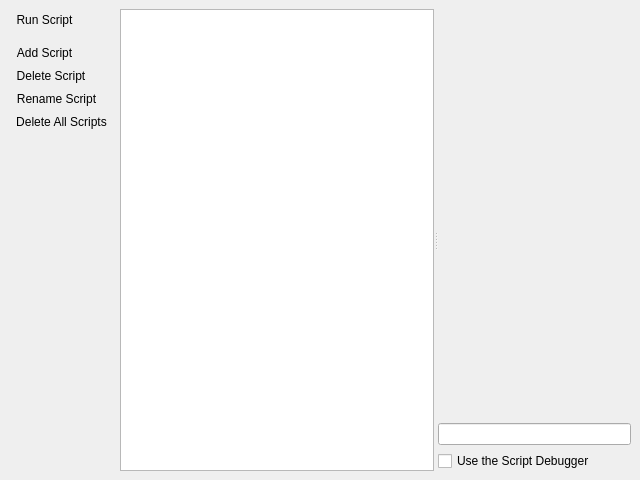
Qt form ScriptModule/scriptsmanager.ui (gil9red/NotesManager) before a commit.
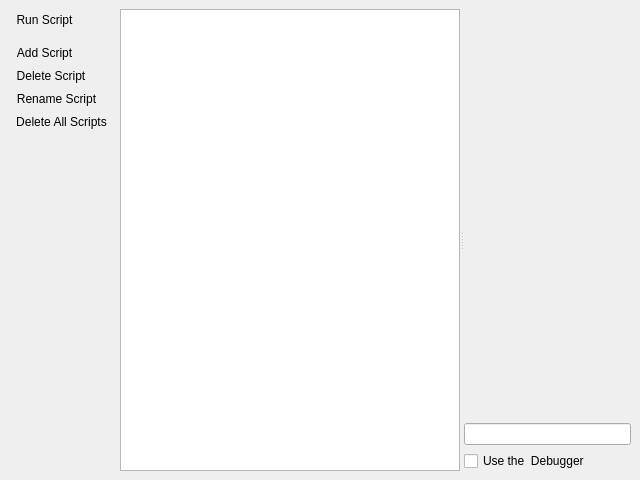
The same form after that commit. Icons and pictures are not drawn. Custom widgets are drawn as their Qt base class.

Commit message: Переведен qscintilla на русский. Помещение менеджера сценариев в QDockWidget. Запоминание состояния QDockWidget. cBoxUseScriptDebugger заменен на cBoxUseDebugger. "Использование отладчика сценариев" на "Использование отладчика". Запоминание состояния разделителя и переключателя "Использование отладчика" в менеджере сценариев.

Patch:
```diff
--- a/ScriptModule/scriptsmanager.ui
+++ b/ScriptModule/scriptsmanager.ui
@@ -200,7 +200,7 @@
            <string>Use the Script Debugger</string>
           </property>
           <property name="text">
-           <string>Use the Script Debugger</string>
+           <string>Use the  Debugger</string>
           </property>
          </widget>
         </item>
```
Left out of the diff: 8 changed lines with no effect on the pictures. The commit also changes 8 other files.
